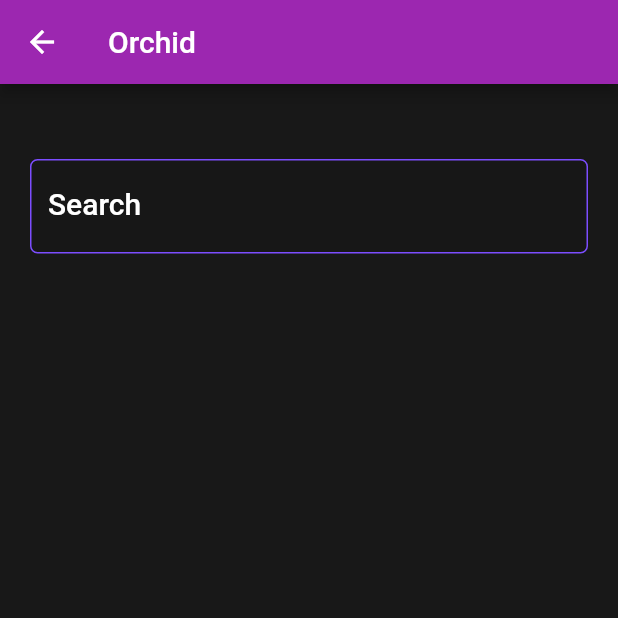
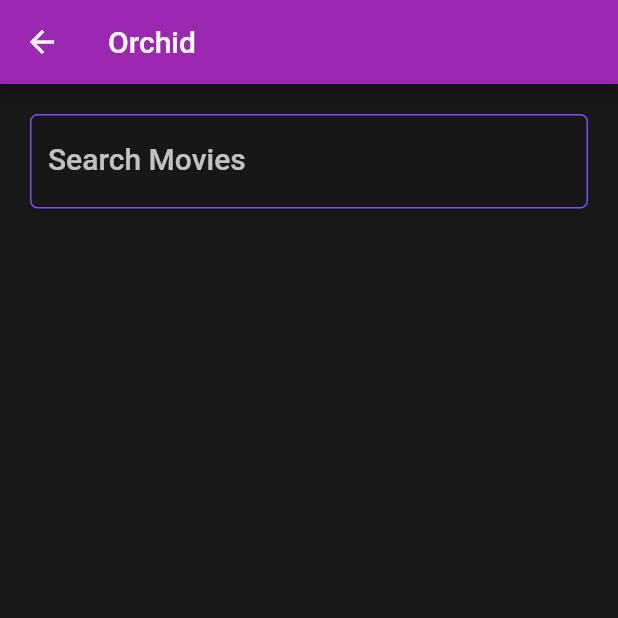
Before and after one commit to Jemshi101/Orchid_Flutter, a Flutter app: the SearchScreen screen opened directly, on a phone screen of 412 x 824 dp, the top half of it. Run offline on Flutter 3.47's test engine with Material 2 defaults, Android fonts, the phone set to English and light mode, and no system bars; our stand-ins replace chopper, firebase_auth, shared_preferences; accounts and stored records are empty; generated files the repository leaves out were written again.

Commit message:
UI Optimisations

```diff
--- a/lib/SearchScreen.dart
+++ b/lib/SearchScreen.dart
@@ -9,6 +9,7 @@ import 'package:flutter/material.dart';
 import 'styles.dart';
 
 String _title = "";
+double currentScrollOffset = -1;
 
 class SearchScreen extends StatefulWidget {
   SearchScreen(String title, {Key key}) : super(key: key) {
@@ -28,7 +29,6 @@ class _SearchScreenState extends State<SearchScreen> {
   bool isLoading = false;
   bool isEmptyList = false;
 
-
   String _lastSearchedQuery = "";
   int _currentPage = 1;
   SearchResponse _currentSearchResponse;
@@ -36,6 +36,7 @@ class _SearchScreenState extends State<SearchScreen> {
   @override
   void dispose() {
     // Clean up the controller when the Widget is disposed
+    _searchController.removeListener(_scrollListener);
     _searchController.dispose();
     super.dispose();
   }
@@ -43,7 +44,14 @@ class _SearchScreenState extends State<SearchScreen> {
   @override
   void initState() {
     _scrollController = ScrollController();
-    _scrollController.addListener(() {
+//    if (currentScrollOffset > 0) _scrollController.jumpTo(currentScrollOffset);
+    _scrollController.addListener(_scrollListener);
+    super.initState();
+  }
+
+  void _scrollListener() {
+    currentScrollOffset = _scrollController.offset;
+
     if (_scrollController.offset >=
             _scrollController.position.maxScrollExtent &&
         !_scrollController.position.outOfRange) {
@@ -58,8 +66,6 @@ class _SearchScreenState extends State<SearchScreen> {
         !_scrollController.position.outOfRange) {
       //          message = "reach the top";
     }
-    });
-    super.initState();
   }
 
   void _incrementCounter() {
@@ -89,20 +95,27 @@ class _SearchScreenState extends State<SearchScreen> {
         title: Text(_title),
       ),
 
-      body: Container(
-        alignment: AlignmentDirectional.topCenter,
-        constraints: BoxConstraints.tightForFinite(),
+      body: Stack(
+        children: <Widget>[
+//          _getMovieGridLayout(context),
+          Container(
+            constraints: BoxConstraints.expand(),
             color: ColorConstant.CARBON,
-        child: Column(children: [
+          ),
+          Column(
+            children: <Widget>[
+//              if (isLoading) LinearProgressIndicator(),
               _getSearchBoxLayout(context),
+//              _getMovieGridLayout(context),
               isLoading
                   ? _getLoadingLayout(context)
                   : isEmptyList
                       ? _getNoResultLayout(context)
-                  : Flexible(child: _getMovieGridLayout(context)),
-        ]),
+                      : _getMovieGridLayout(context)
+            ],
           ),
-      /*floatingActionButton: FloatingActionButton(
+        ],
+      ), /*floatingActionButton: FloatingActionButton(
         onPressed: _incrementCounter,
         tooltip: 'Increment',
         child: Icon(Icons.add),
@@ -111,9 +124,14 @@ class _SearchScreenState extends State<SearchScreen> {
   }
 
   Widget _getSearchBoxLayout(BuildContext context) {
-    return Flex(direction: Axis.vertical, children: [
-      Padding(
-        padding: EdgeInsets.fromLTRB(20, 50, 20, 5),
+    return Padding(
+      padding: EdgeInsets.fromLTRB(20, 20, 20, 5),
+      child: Row(
+        crossAxisAlignment: CrossAxisAlignment.center,
+        mainAxisSize: MainAxisSize.max,
+        children: <Widget>[
+          Flexible(
+              flex: 1,
               child: Theme(
                 data: Styles.getInputBoxTheme(),
                 child: TextField(
@@ -122,30 +140,41 @@ class _SearchScreenState extends State<SearchScreen> {
                   keyboardType: TextInputType.text,
                   autofocus: false,
                   controller: _searchController,
-            style: Styles.getWhiteTextTheme(Theme.of(context).textTheme.title),
+                  style: Styles.getWhiteTextTheme(
+                      Theme.of(context).textTheme.title),
                   decoration: InputDecoration(
-                labelStyle:
-                    TextStyle(color: ColorUtil.getColorFromHex("#ffffffff")),
+                      labelStyle: TextStyle(
+                          color: ColorUtil.getColorFromHex("#bbffffff")),
                       filled: true,
-                labelText: 'Search',
+                      labelText: 'Search Movies',
                       border: OutlineInputBorder(
                           borderRadius: BorderRadius.all(Radius.circular(5)))),
                   onChanged: (text) {
                     _onSearchParamChanged(text, true);
                   },
                 ),
+              )),
+        ],
       ),
-      )
-    ]);
+    );
   }
 
   Widget _getLoadingLayout(BuildContext context) {
-    return Padding(
-        padding: EdgeInsets.all(20),
-        child: Flex(direction: Axis.vertical, children: [
+    return Flexible(
+      flex: 1,
+      child: SingleChildScrollView(
+        scrollDirection: Axis.vertical,
+        child: Padding(
+            padding: EdgeInsets.fromLTRB(0, 80, 0, 0),
+            child: Center(
+              child: Column(
+                  mainAxisSize: MainAxisSize.max,
+                  mainAxisAlignment: MainAxisAlignment.center,
+                  children: [
                     CircularProgressIndicator(
                       backgroundColor: ColorConstant.BLACK,
-            valueColor: new AlwaysStoppedAnimation(ColorUtil('#ffffffff')),
+                      valueColor:
+                          new AlwaysStoppedAnimation(ColorUtil('#ffffffff')),
                     ),
                     Padding(
                       padding: EdgeInsets.all(50),
@@ -156,43 +185,65 @@ class _SearchScreenState extends State<SearchScreen> {
                         textAlign: TextAlign.center,
                       ),
                     ),
-        ]));
+                  ]),
+            )),
+      ),
+    );
   }
 
   Widget _getNoResultLayout(BuildContext context) {
     return Flexible(
+      flex: 1,
+      child: SingleChildScrollView(
+        scrollDirection: Axis.vertical,
         child: Column(
           children: [
             Padding(
-            padding: EdgeInsets.fromLTRB(50, 50, 50, 10),
+              padding: EdgeInsets.fromLTRB(60, 0, 60, 0),
+              child: AspectRatio(
+                aspectRatio: 1 / 1,
                 child: Image.asset(
                   "assets/images/sloth.jpg",
-              fit: BoxFit.scaleDown,
+                  fit: BoxFit.contain,
+                ),
               ),
             ),
             Padding(
-            padding: EdgeInsets.fromLTRB(50, 10, 50, 10),
+              padding: EdgeInsets.fromLTRB(50, 0, 50, 50),
               child: Text(
                 'No Movies Found!!!',
                 style: Styles.getWhiteTextTheme(
                     Theme.of(context).textTheme.display1),
                 textAlign: TextAlign.center,
+                textScaleFactor: .7,
               ),
             ),
           ],
         ),
+      ),
     );
   }
 
-  GridView _getMovieGridLayout(BuildContext context) {
-    return GridView.count(
+  Widget _getMovieGridLayout(BuildContext context) {
+    /*return SliverPadding(
+      padding: const EdgeInsets.all(16.0),
+      sliver: SliverGrid.count(
+        childAspectRatio: 8.0 / 9.0,
+        crossAxisCount: 2,
+        children: _buildGridCards(context),
+      ),
+    );*/
+
+    return Flexible(
+      flex: 1,
+      child: GridView.count(
         crossAxisCount: 2,
         padding: EdgeInsets.all(16.0),
         childAspectRatio: 8.0 / 9.0,
-      // TODO: Build a grid of cards (102)
         children: _buildGridCards(context),
         controller: _scrollController,
 //      children: [],
+      ),
     );
   }
 
@@ -280,6 +331,7 @@ class _SearchScreenState extends State<SearchScreen> {
   }
 
   void _onSearchParamChanged(String query, bool isLoadingRequired) {
+    if (query.length >= 3) {
       if (isLoadingRequired) {
         setState(() {
           isLoading = isLoadingRequired;
@@ -324,3 +376,4 @@ class _SearchScreenState extends State<SearchScreen> {
       });
     }
   }
+}
```
Also changed, not shown: lib/MovieDetailScreen.dart (+6 -3 lines), pubspec.lock, 1 other file. Lines whose indentation alone changed are shown as unchanged.
